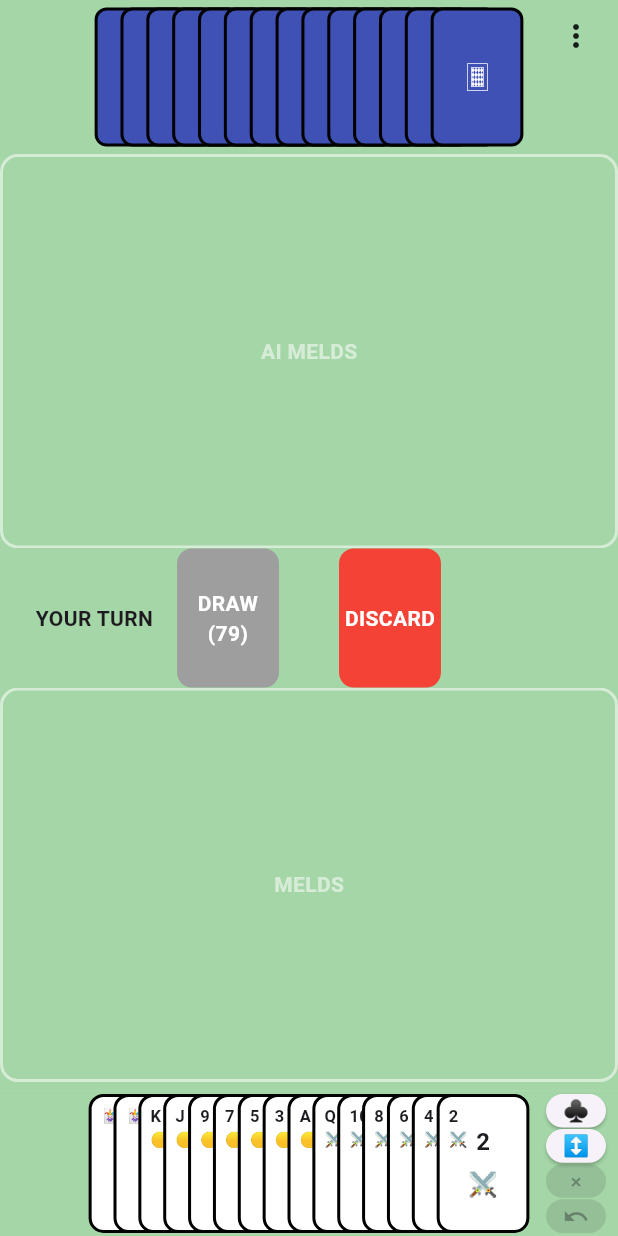
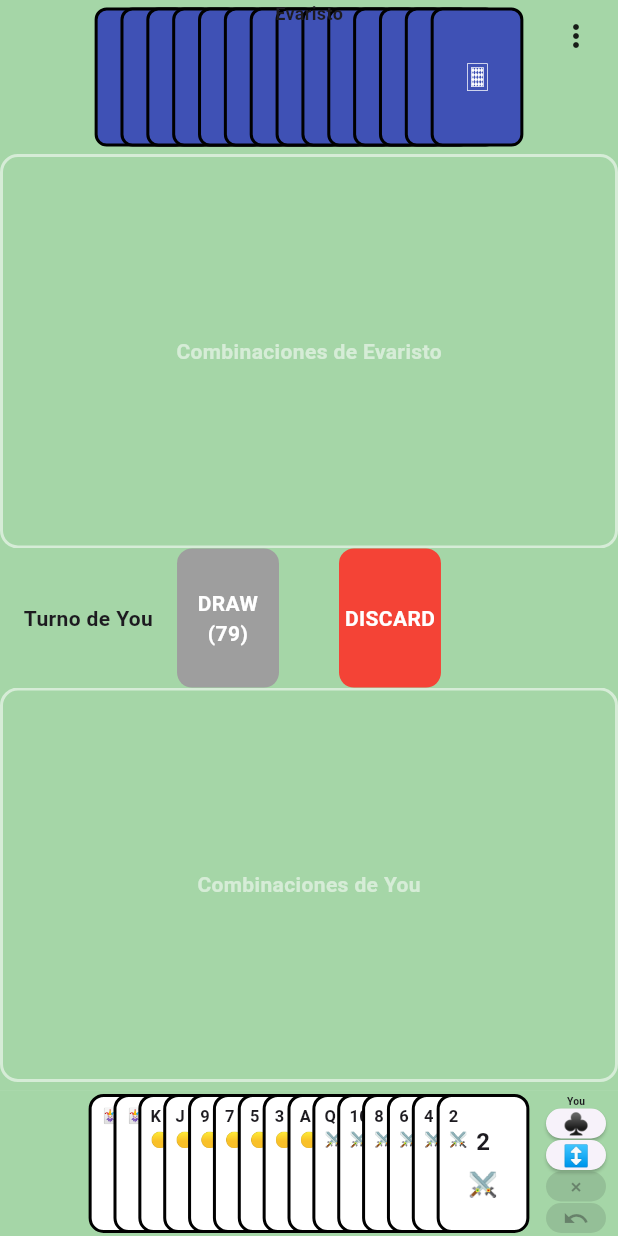
Before and after one commit to javics11/rabino_frances, a Flutter app: the screen it shows after launch, after a tap on "Nueva partida", on a phone screen of 412 x 824 dp. Run offline on Flutter 3.47's test engine with Material 3 defaults, Android fonts, the phone set to English and light mode, and no system bars; our stand-ins replace shared_preferences; statements that could not run were skipped.

Commit message:
Added names

```diff
--- a/lib/screens/game_screen.dart
+++ b/lib/screens/game_screen.dart
@@ -21,6 +21,7 @@ import '../widgets/board_presentation_geometry.dart';
 import '../presentation/multiplayer_board_geometry.dart';
 import '../presentation/player_seat.dart';
 import '../presentation/four_player_table_geometry.dart';
+import '../services/player_name_settings.dart';
 
 Color _tableSurfaceColor() => Colors.green.shade200;
 
@@ -50,12 +51,14 @@ class GameScreen extends StatefulWidget {
   final Game game;
   final MeldOrientation initialMeldOrientation;
   final GamePersistence persistence;
+  final PlayerNameSettingsPersistence playerNameSettings;
 
   const GameScreen({
     super.key,
     required this.game,
     this.initialMeldOrientation = MeldOrientation.vertical,
     this.persistence = const SharedPreferencesGamePersistence(),
+    this.playerNameSettings = const SharedPreferencesPlayerNameSettings(),
   });
 
   @override
@@ -145,8 +148,10 @@ class _GameScreenState extends State<GameScreen> {
   }
 
   Future<void> _newGame() async {
+    final names = await widget.playerNameSettings.load();
     final newGame = GameFactory.createNewGame(
       playerCount: widget.game.players.length,
+      names: names,
     );
     await widget.persistence.saveGame(newGame);
     if (!mounted) return;
@@ -158,6 +163,7 @@ class _GameScreenState extends State<GameScreen> {
           game: newGame,
           initialMeldOrientation: meldOrientation,
           persistence: widget.persistence,
+          playerNameSettings: widget.playerNameSettings,
         ),
       ),
     );
@@ -174,7 +180,7 @@ class _GameScreenState extends State<GameScreen> {
       itemBuilder: (context) => [
         const PopupMenuItem(
           value: 'new_game',
-          child: Text('New Game'),
+          child: Text('Nueva partida'),
         ),
         PopupMenuItem(
           value: 'toggle_orientation',
@@ -411,6 +417,14 @@ class _GameScreenState extends State<GameScreen> {
                           alignment: Alignment.center,
                           children: [
                             opponentHand,
+                            Positioned(
+                              top: 0,
+                              left: 8,
+                              child: _buildCompactPlayerName(
+                                aiPlayer.name,
+                                handConstraints.maxWidth - 16,
+                              ),
+                            ),
                             if (showTitle)
                               const Positioned(
                                 left: 8,
@@ -444,7 +458,7 @@ class _GameScreenState extends State<GameScreen> {
                               key: const ValueKey('opponent-meld-area'),
                               areaKey: aiMeldAreaKey,
                               melds: aiPlayer.melds,
-                              emptyText: "AI MELDS",
+                              emptyText: 'Combinaciones de ${aiPlayer.name}',
                               orientation: meldOrientation,
                               geometry: opponentGeometry,
                               availableHeight: regionConstraints.maxHeight,
@@ -481,15 +495,17 @@ class _GameScreenState extends State<GameScreen> {
                           bottom: 0,
                           child: Align(
                             alignment: Alignment.centerLeft,
-                            child: Text(
-                              widget.game.currentPlayerIndex == 0
-                                  ? 'YOUR TURN'
-                                  : widget.game.players.length == 2
-                                      ? 'AI TURN'
-                                      : '${widget.game.currentPlayer.name.toUpperCase()} TURN',
-                              key: const ValueKey('turn-indicator'),
-                              style: const TextStyle(
-                                fontWeight: FontWeight.bold,
+                            child: FittedBox(
+                              fit: BoxFit.scaleDown,
+                              alignment: Alignment.centerLeft,
+                              child: Text(
+                                'Turno de ${widget.game.currentPlayer.name}',
+                                key: const ValueKey('turn-indicator'),
+                                maxLines: 1,
+                                softWrap: false,
+                                style: const TextStyle(
+                                  fontWeight: FontWeight.bold,
+                                ),
                               ),
                             ),
                           ),
@@ -513,7 +529,7 @@ class _GameScreenState extends State<GameScreen> {
                     hoveredMeldBefore: hoveredMeldBefore,
                     newMeldInsertionIndex: newMeldInsertionIndex,
                     newMeldInsertionRow: newMeldInsertionRow,
-                    emptyText: "MELDS",
+                    emptyText: 'Combinaciones de ${player.name}',
                     orientation: meldOrientation,
                     geometry: geometry,
                     availableHeight: regionConstraints.maxHeight,
@@ -784,6 +800,7 @@ class _GameScreenState extends State<GameScreen> {
                   geometry,
                   controlReserve,
                   availableHeight: geometry.cardHeight,
+                  playerName: player.name,
                 ),
                 ),
               ),
@@ -831,6 +848,7 @@ class _GameScreenState extends State<GameScreen> {
     Widget meldArea({
       required String keyName,
       required List<Meld> melds,
+      required String ownerName,
       required Rect region,
       GlobalKey? areaKey,
       List<GlobalKey>? meldKeys,
@@ -846,7 +864,7 @@ class _GameScreenState extends State<GameScreen> {
             meldKeys: meldKeys,
             meldCardKeys: meldCardKeys,
             melds: melds,
-            emptyText: interactive ? 'MELDS' : '',
+            emptyText: 'Combinaciones de $ownerName',
             orientation: meldOrientation,
             geometry: presentation.table,
             availableHeight: regionConstraints.maxHeight,
@@ -867,9 +885,7 @@ class _GameScreenState extends State<GameScreen> {
       );
     }
 
-    final turnLabel = widget.game.currentPlayerIndex == 0
-        ? 'YOUR TURN'
-        : '${widget.game.currentPlayer.name.toUpperCase()} TURN';
+    final turnLabel = 'Turno de ${widget.game.currentPlayer.name}';
 
     return Container(
       key: const ValueKey('table-surface'),
@@ -881,16 +897,19 @@ class _GameScreenState extends State<GameScreen> {
         meldArea(
           keyName: 'top-meld-area',
           melds: top.melds,
+          ownerName: top.name,
           region: board.topMeldRegion,
         ),
         meldArea(
           keyName: 'right-meld-area',
           melds: right.melds,
+          ownerName: right.name,
           region: board.rightMeldRegion,
         ),
         meldArea(
           keyName: 'human-meld-area',
           melds: human.melds,
+          ownerName: human.name,
           region: board.humanMeldRegion,
           areaKey: playerMeldAreaKey,
           meldKeys: playerMeldKeys,
@@ -902,7 +921,7 @@ class _GameScreenState extends State<GameScreen> {
           top: board.statusRegionFor(PlayerSeat.top)!.top,
           child: CompactAiStatus(
             key: const ValueKey('ai-2-status'),
-            playerName: 'AI 2',
+            playerName: top.name,
             cardCount: top.hand.length,
           ),
         ),
@@ -911,7 +930,7 @@ class _GameScreenState extends State<GameScreen> {
           top: board.statusRegionFor(PlayerSeat.right)!.top,
           child: CompactAiStatus(
             key: const ValueKey('ai-1-status'),
-            playerName: 'AI 1',
+            playerName: right.name,
             cardCount: right.hand.length,
           ),
         ),
@@ -937,6 +956,7 @@ class _GameScreenState extends State<GameScreen> {
             presentation.humanHand,
             board.humanControlsRegion.width,
             availableHeight: board.humanControlsRegion.height,
+            playerName: human.name,
           ),
         ),
         Positioned.fromRect(
@@ -1041,6 +1061,7 @@ class _GameScreenState extends State<GameScreen> {
     Widget meldArea({
       required String keyName,
       required List<Meld> melds,
+      required String ownerName,
       required Rect region,
       GlobalKey? areaKey,
       List<GlobalKey>? meldKeys,
@@ -1056,7 +1077,7 @@ class _GameScreenState extends State<GameScreen> {
             meldKeys: meldKeys,
             meldCardKeys: meldCardKeys,
             melds: melds,
-            emptyText: interactive ? 'MELDS' : '',
+            emptyText: 'Combinaciones de $ownerName',
             orientation: meldOrientation,
             geometry: sharedTableGeometry,
             availableHeight: regionConstraints.maxHeight,
@@ -1077,9 +1098,7 @@ class _GameScreenState extends State<GameScreen> {
       );
     }
 
-    final turnLabel = widget.game.currentPlayerIndex == 0
-        ? 'YOUR TURN'
-        : '${widget.game.currentPlayer.name.toUpperCase()} TURN';
+    final turnLabel = 'Turno de ${widget.game.currentPlayer.name}';
 
     return Container(
       key: const ValueKey('table-surface'),
@@ -1091,21 +1110,25 @@ class _GameScreenState extends State<GameScreen> {
           meldArea(
             keyName: 'top-meld-area',
             melds: top.melds,
+            ownerName: top.name,
             region: board.topMeldRegion,
           ),
           meldArea(
             keyName: 'right-meld-area',
             melds: right.melds,
+            ownerName: right.name,
             region: board.rightMeldRegion,
           ),
           meldArea(
             keyName: 'left-meld-area',
             melds: left.melds,
+            ownerName: left.name,
             region: board.leftMeldRegion!,
           ),
           meldArea(
             keyName: 'human-meld-area',
             melds: human.melds,
+            ownerName: human.name,
             region: board.humanMeldRegion,
             areaKey: playerMeldAreaKey,
             meldKeys: playerMeldKeys,
@@ -1116,7 +1139,7 @@ class _GameScreenState extends State<GameScreen> {
             rect: board.statusRegionFor(PlayerSeat.top)!,
             child: CompactAiStatus(
               key: const ValueKey('ai-2-status'),
-              playerName: 'AI 2',
+              playerName: top.name,
               cardCount: top.hand.length,
             ),
           ),
@@ -1124,7 +1147,7 @@ class _GameScreenState extends State<GameScreen> {
             rect: board.statusRegionFor(PlayerSeat.right)!,
             child: CompactAiStatus(
               key: const ValueKey('ai-1-status'),
-              playerName: 'AI 1',
+              playerName: right.name,
               cardCount: right.hand.length,
             ),
           ),
@@ -1132,7 +1155,7 @@ class _GameScreenState extends State<GameScreen> {
             rect: board.statusRegionFor(PlayerSeat.left)!,
             child: CompactAiStatus(
               key: const ValueKey('ai-3-status'),
-              playerName: 'AI 3',
+              playerName: left.name,
               cardCount: left.hand.length,
             ),
           ),
@@ -1158,6 +1181,7 @@ class _GameScreenState extends State<GameScreen> {
               presentation.humanHand,
               board.humanControlsRegion.width,
               availableHeight: board.humanControlsRegion.height,
+              playerName: human.name,
             ),
           ),
           Positioned.fromRect(
@@ -1234,6 +1258,7 @@ class _GameScreenState extends State<GameScreen> {
     CardGeometry geometry,
     double width,
     {double? availableHeight,
+    String? playerName,
   }) {
     final compactControls = width < 50;
     final narrowControls = !compactControls && width < 80;
@@ -1249,9 +1274,18 @@ class _GameScreenState extends State<GameScreen> {
             : 'Sort Rank';
     final clearLabel = compactControls ? '\u00D7' : 'Clear';
     const interButtonGap = 1.0;
+    const minimumControlHeight = 20.0;
+    final availableNameHeight = availableHeight == null
+        ? double.infinity
+        : availableHeight -
+            interButtonGap * 3 -
+            minimumControlHeight * 4;
+    final nameReserve = playerName == null
+        ? 0.0
+        : availableNameHeight.clamp(0.0, 18.0).toDouble();
     final controlHeight = availableHeight == null
         ? 26.0
-        : ((availableHeight - interButtonGap * 3) / 4)
+        : ((availableHeight - nameReserve - interButtonGap * 3) / 4)
             .clamp(1.0, 28.0)
             .toDouble();
     final controlStyle = ElevatedButton.styleFrom(
@@ -1268,6 +1302,11 @@ class _GameScreenState extends State<GameScreen> {
       child: Column(
         mainAxisSize: MainAxisSize.min,
         children: [
+          if (playerName != null)
+            SizedBox(
+              height: nameReserve,
+              child: _buildCompactPlayerName(playerName, width),
+            ),
           ElevatedButton(
             key: const ValueKey('sort-suit-button'),
             style: controlStyle,
@@ -1305,6 +1344,23 @@ class _GameScreenState extends State<GameScreen> {
                 : const Text('Undo'),
           ),
         ],
+      ),
+    );
+  }
+
+  Widget _buildCompactPlayerName(String name, double width) {
+    return SizedBox(
+      width: width,
+      child: FittedBox(
+        fit: BoxFit.scaleDown,
+        alignment: Alignment.center,
+        child: Text(
+          name,
+          key: ValueKey('player-name-$name'),
+          maxLines: 1,
+          softWrap: false,
+          style: const TextStyle(fontWeight: FontWeight.bold, fontSize: 12),
+        ),
       ),
     );
   }
--- a/lib/screens/home_screen.dart
+++ b/lib/screens/home_screen.dart
@@ -2,12 +2,19 @@ import 'package:flutter/material.dart';
 
 import '../services/game_factory.dart';
 import '../services/game_persistence.dart';
+import '../services/player_name_settings.dart';
 import 'game_screen.dart';
 import 'settings_screen.dart';
 
 class HomeScreen extends StatefulWidget {
   final GamePersistence persistence;
-  const HomeScreen({super.key, this.persistence = const SharedPreferencesGamePersistence()});
+  final PlayerNameSettingsPersistence playerNameSettings;
+
+  const HomeScreen({
+    super.key,
+    this.persistence = const SharedPreferencesGamePersistence(),
+    this.playerNameSettings = const SharedPreferencesPlayerNameSettings(),
+  });
   @override
   State<HomeScreen> createState() => _HomeScreenState();
 }
@@ -26,11 +33,19 @@ class _HomeScreenState extends State<HomeScreen> {
   }
 
   Future<void> _startNewGame() async {
-    final game = GameFactory.createNewGame(playerCount: selectedPlayerCount);
+    final names = await widget.playerNameSettings.load();
+    final game = GameFactory.createNewGame(
+      playerCount: selectedPlayerCount,
+      names: names,
+    );
     await widget.persistence.saveGame(game);
     if (!mounted) return;
     Navigator.of(context).push(MaterialPageRoute(
-      builder: (_) => GameScreen(game: game, persistence: widget.persistence),
+      builder: (_) => GameScreen(
+        game: game,
+        persistence: widget.persistence,
+        playerNameSettings: widget.playerNameSettings,
+      ),
     )).then((_) => _refreshSavedGame());
   }
 
@@ -45,7 +60,11 @@ class _HomeScreenState extends State<HomeScreen> {
       return;
     }
     Navigator.of(context).push(MaterialPageRoute(
-      builder: (_) => GameScreen(game: game, persistence: widget.persistence),
+      builder: (_) => GameScreen(
+        game: game,
+        persistence: widget.persistence,
+        playerNameSettings: widget.playerNameSettings,
+      ),
     )).then((_) => _refreshSavedGame());
   }
 
@@ -95,7 +114,11 @@ class _HomeScreenState extends State<HomeScreen> {
                     OutlinedButton(
                       key: const ValueKey('settings-button'),
                       onPressed: () => Navigator.of(context).push(
-                        MaterialPageRoute(builder: (_) => const SettingsScreen()),
+                        MaterialPageRoute(
+                          builder: (_) => SettingsScreen(
+                            persistence: widget.playerNameSettings,
+                          ),
+                        ),
                       ),
                       child: const Text('Ajustes'),
                     ),
--- a/lib/services/game_factory.dart
+++ b/lib/services/game_factory.dart
@@ -1,23 +1,38 @@
 import '../models/deck.dart';
 import '../models/game.dart';
 import '../models/player.dart';
+import 'player_name_settings.dart';
 
 class GameFactory {
-  static Game createNewGame({int playerCount = 2}) {
+  static Game createNewGame({
+    int playerCount = 2,
+    PlayerNameSettings names = PlayerNameSettings.defaults,
+  }) {
     if (playerCount < 2 || playerCount > 4) {
       throw ArgumentError.value(playerCount, 'playerCount', 'Must be 2, 3, or 4');
     }
     return _createGame(
       players: [
-        Player('You'),
+        Player(names.bottom),
         for (int index = 1; index < playerCount; index++)
-          Player(playerCount == 2 ? 'AI' : 'AI $index'),
+          Player(_nameForSeat(playerCount, index, names)),
       ],
     );
   }
 
   static Game createInitialGame() {
-    return _createGame(players: [Player('Javier'), Player('Evaristo')]);
+    return createNewGame(playerCount: 2);
+  }
+
+  static String _nameForSeat(
+    int playerCount,
+    int playerIndex,
+    PlayerNameSettings names,
+  ) {
+    if (playerCount == 2) return names.top;
+    if (playerIndex == 1) return names.right;
+    if (playerIndex == 2) return names.top;
+    return names.left;
   }
 
   static Game _createGame({required List<Player> players}) {
--- /dev/null
+++ b/lib/services/player_name_settings.dart
@@ -0,0 +1,82 @@
+import 'package:shared_preferences/shared_preferences.dart';
+
+class PlayerNameSettings {
+  static const defaults = PlayerNameSettings(
+    bottom: 'You', right: 'Esperanza', top: 'Evaristo', left: 'Carmen',
+  );
+
+  final String bottom;
+  final String right;
+  final String top;
+  final String left;
+
+  const PlayerNameSettings({
+    required this.bottom,
+    required this.right,
+    required this.top,
+    required this.left,
+  });
+
+  PlayerNameSettings normalized() => PlayerNameSettings(
+        bottom: _normalized(bottom, defaults.bottom),
+        right: _normalized(right, defaults.right),
+        top: _normalized(top, defaults.top),
+        left: _normalized(left, defaults.left),
+      );
+
+  static String _normalized(String value, String fallback) {
+    final trimmed = value.trim();
+    return trimmed.isEmpty ? fallback : trimmed;
+  }
+}
+
+abstract interface class PlayerNameSettingsPersistence {
+  Future<PlayerNameSettings> load();
+  Future<void> save(PlayerNameSettings settings);
+}
+
+class SharedPreferencesPlayerNameSettings
+    implements PlayerNameSettingsPersistence {
+  static const _keys = [
+    'player_name_bottom',
+    'player_name_right',
+    'player_name_top',
+    'player_name_left',
+  ];
+
+  const SharedPreferencesPlayerNameSettings();
+
+  @override
+  Future<PlayerNameSettings> load() async {
+    final preferences = await SharedPreferences.getInstance();
+    final defaults = PlayerNameSettings.defaults;
+    return PlayerNameSettings(
+      bottom: preferences.getString(_keys[0]) ?? defaults.bottom,
+      right: preferences.getString(_keys[1]) ?? defaults.right,
+      top: preferences.getString(_keys[2]) ?? defaults.top,
+      left: preferences.getString(_keys[3]) ?? defaults.left,
+    ).normalized();
+  }
+
+  @override
+  Future<void> save(PlayerNameSettings settings) async {
+    final preferences = await SharedPreferences.getInstance();
+    final normalized = settings.normalized();
+    await preferences.setString(_keys[0], normalized.bottom);
+    await preferences.setString(_keys[1], normalized.right);
+    await preferences.setString(_keys[2], normalized.top);
+    await preferences.setString(_keys[3], normalized.left);
+  }
+}
+
+class InMemoryPlayerNameSettings implements PlayerNameSettingsPersistence {
+  PlayerNameSettings _settings = PlayerNameSettings.defaults;
+
+  @override
+  Future<PlayerNameSettings> load() async => _settings;
+
+  @override
+  Future<void> save(PlayerNameSettings settings) async {
+    _settings = settings.normalized();
+  }
+}
```
Also changed, not shown: lib/screens/settings_screen.dart (+86 -9 lines), lib/widgets/compact_ai_status.dart (+10 -4 lines), 4 other files.
